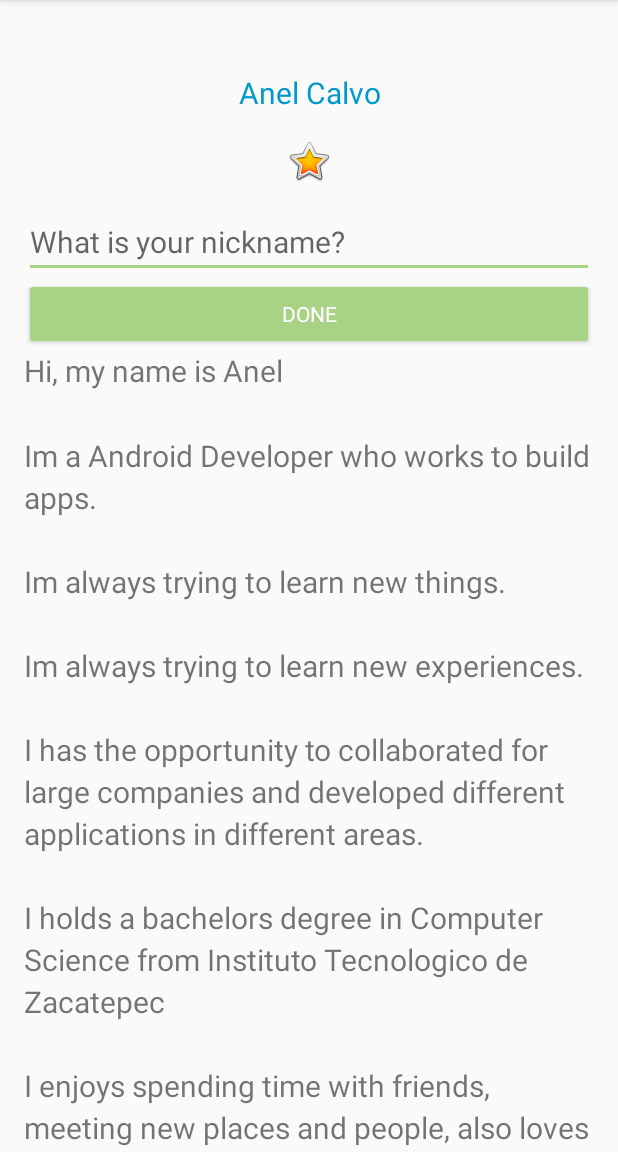
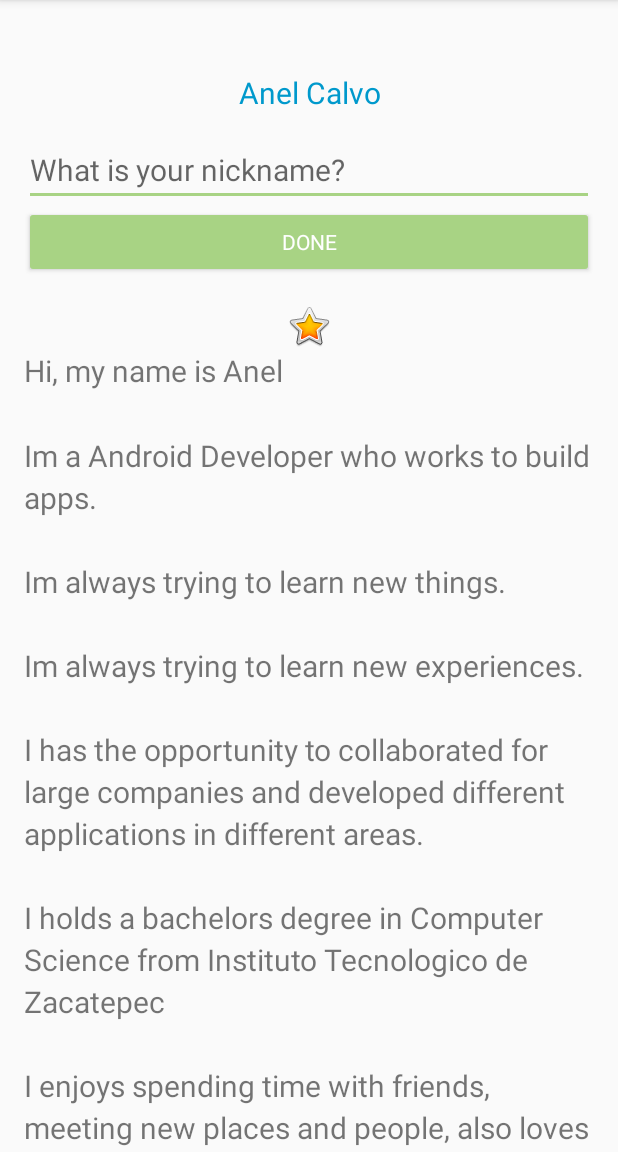
Before and after one commit to AnelCC/AboutMe, an Android app: the screen it shows after launch (MainActivity), on a phone screen of 412 x 824 dp, the part 84-1236 px from its top. Run offline under Robolectric (Android 15) with nearby library versions, the phone set to English and light mode, and no system bars; Roboto replaces fonts that are not available here.

```diff
--- a/app/src/main/res/layout/activity_main.xml
+++ b/app/src/main/res/layout/activity_main.xml
@@ -18,14 +18,6 @@
         android:text="@string/name"
         android:textAlignment="center" />
 
-    <ImageView
-        android:id="@+id/star_image"
-        android:layout_width="match_parent"
-        android:layout_height="wrap_content"
-        android:layout_marginTop="@dimen/layout_margin"
-        android:contentDescription="@string/yellow_star"
-        app:srcCompat="@android:drawable/btn_star_big_on" />
-
     <EditText
         android:id="@+id/nickname_edit"
         style="@style/NameStyle"
@@ -42,6 +34,14 @@
         android:fontFamily="@font/roboto"
         android:layout_height="wrap_content"
         android:text="@string/done" />
+
+    <ImageView
+        android:id="@+id/star_image"
+        android:layout_width="match_parent"
+        android:layout_height="wrap_content"
+        android:layout_marginTop="@dimen/layout_margin"
+        android:contentDescription="@string/yellow_star"
+        app:srcCompat="@android:drawable/btn_star_big_on" />
 
     <TextView
         android:id="@+id/nickname_text"
```
Also changed, not shown: app/src/main/java/com/anelcc/aboutme/MainActivity.kt (+25 -0 lines).
